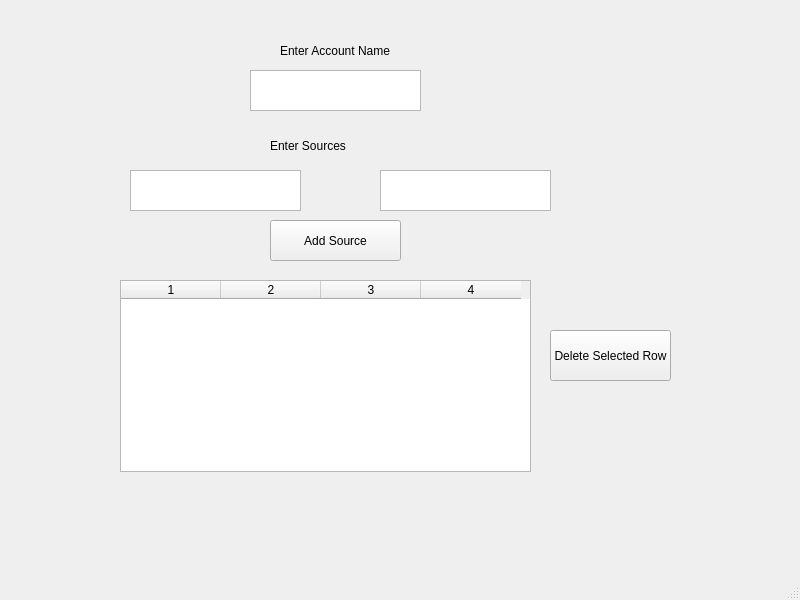
The window that main_window.ui (ObscureOcelotXD/FinanceTracker) describes before a commit, drawn with Qt 5.
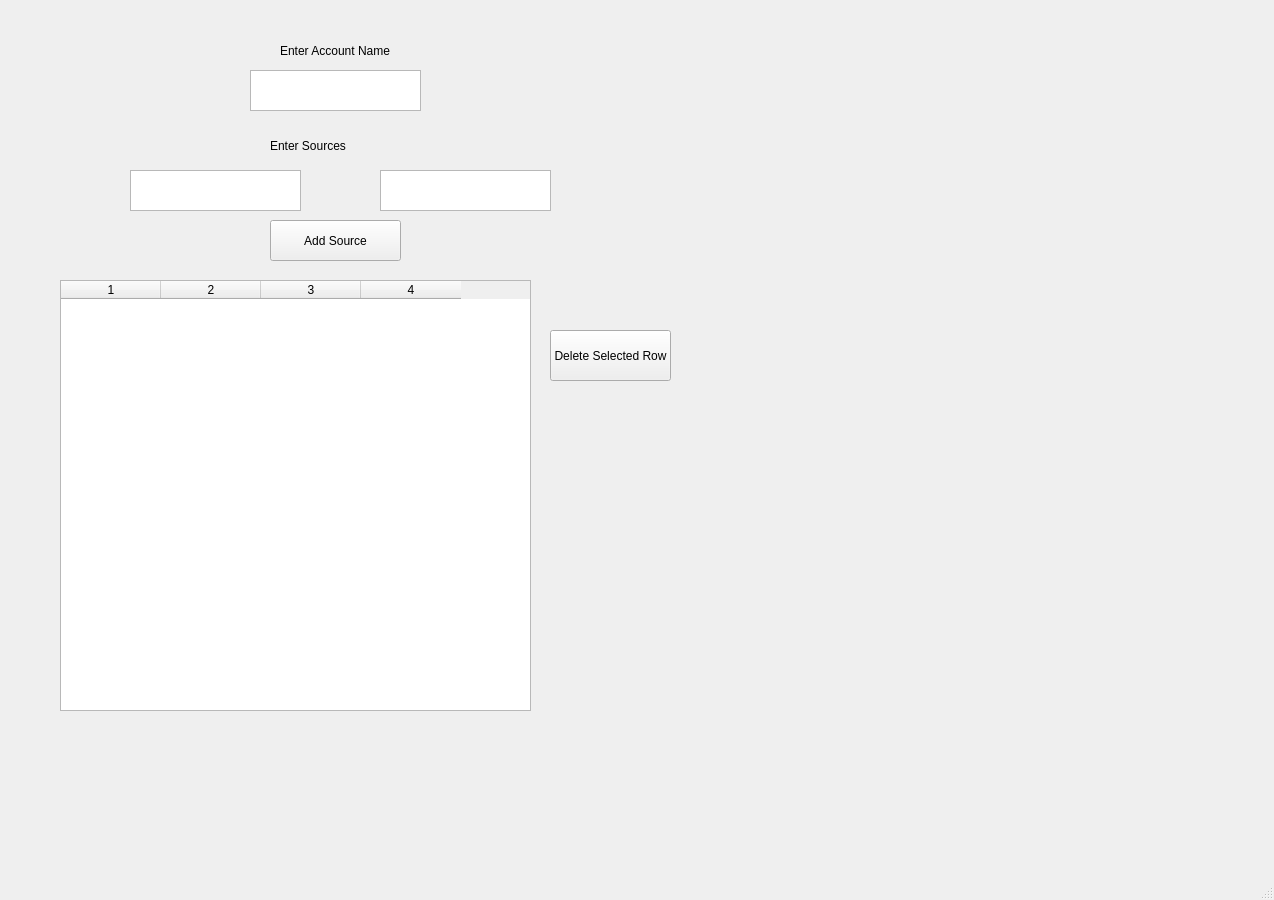
The same window after the commit.

The edit to the form file:
```diff
--- a/main_window.ui
+++ b/main_window.ui
@@ -6,8 +6,8 @@
    <rect>
     <x>0</x>
     <y>0</y>
-    <width>800</width>
-    <height>600</height>
+    <width>1274</width>
+    <height>900</height>
    </rect>
   </property>
   <property name="windowTitle">
@@ -76,10 +76,10 @@
    <widget class="QTableWidget" name="sourceTable">
     <property name="geometry">
      <rect>
-      <x>120</x>
+      <x>60</x>
       <y>280</y>
-      <width>411</width>
-      <height>192</height>
+      <width>471</width>
+      <height>431</height>
      </rect>
     </property>
     <property name="rowCount">
```
Left out of the diff: 2 changed lines with no effect on the pictures.
